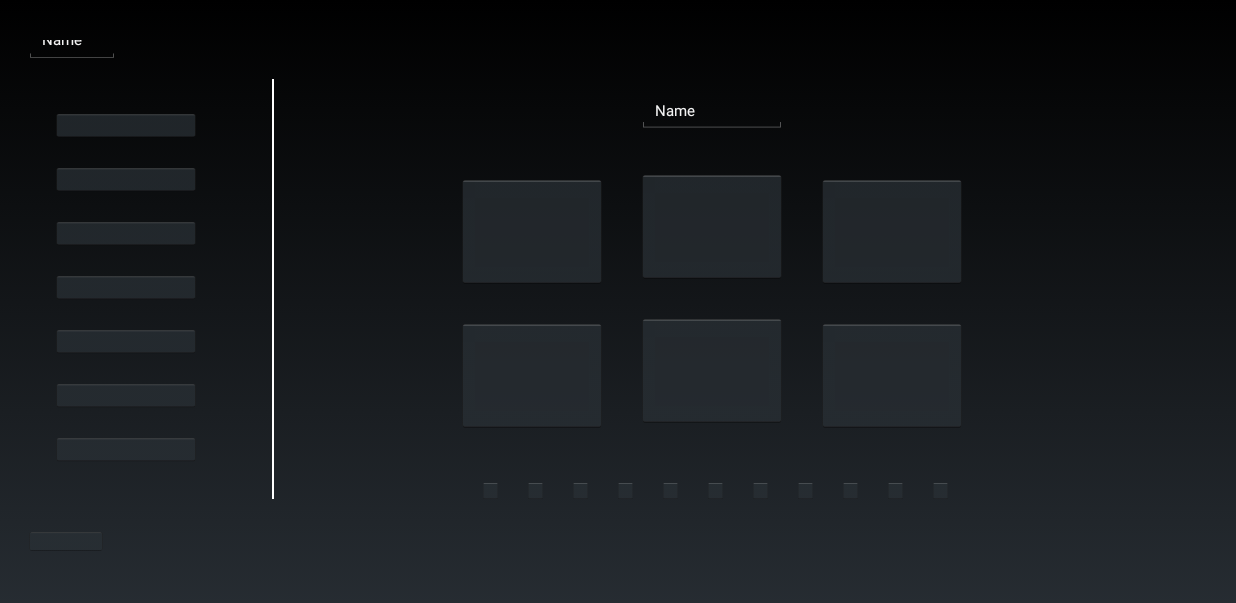
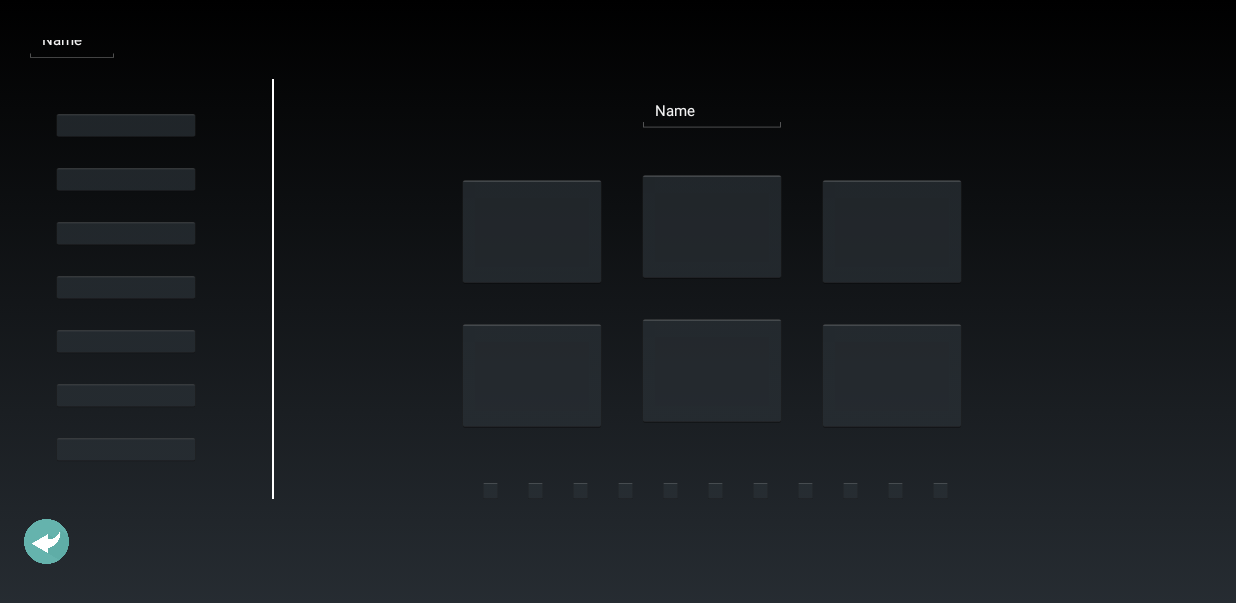
Before and after one commit to Fernando1612/AlexiaVN, an Android app: the Preferences screen opened directly, with no data from a screen before it, on a phone screen of 824 x 412 dp (held sideways). Shown: the top 603 px of the screen. Run offline under Robolectric (Android 15) with nearby library versions, the phone set to English and light mode, and no system bars.

Commit message:
add/icon_back

```diff
--- a/AlexiaVNPlayer/app/src/main/res/layout/activity_preferences.xml
+++ b/AlexiaVNPlayer/app/src/main/res/layout/activity_preferences.xml
@@ -304,10 +304,10 @@
 
     <Button
         android:id="@+id/regresar"
-        android:layout_width="56dp"
-        android:layout_height="16dp"
-        android:text="Regresar"
+        android:layout_width="30dp"
+        android:layout_height="30dp"
         android:textSize="10sp"
+        android:background="@drawable/icon_back"
         app:layout_constraintBottom_toBottomOf="parent"
         app:layout_constraintEnd_toEndOf="parent"
         app:layout_constraintHorizontal_bias="0.0"
```
Also changed, not shown: AlexiaVNPlayer/app/src/main/res/drawable/icon_back.png (added).
